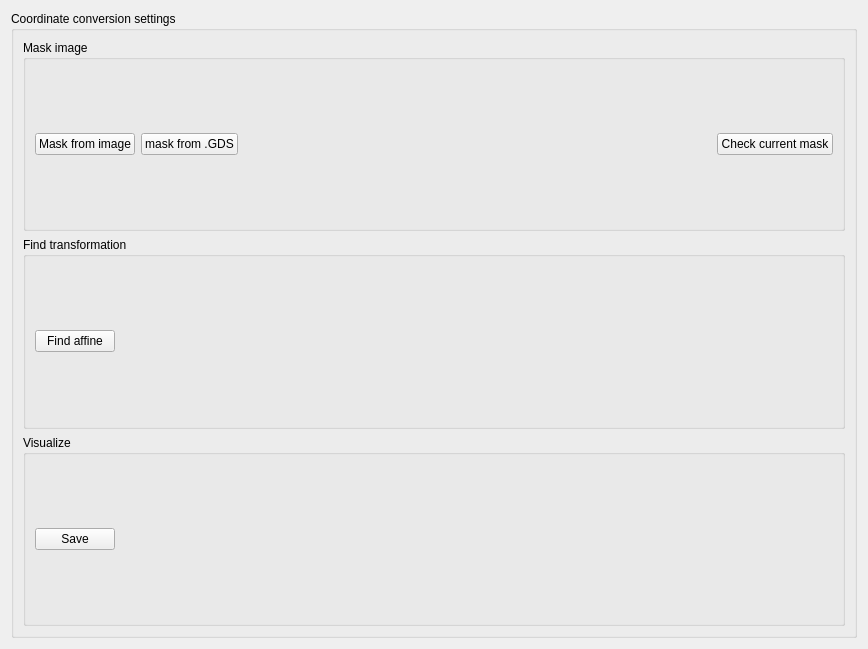
Old version of the form plugins/Affine/Affine_settingsWidget.ui in the repository pyIVLS/pyIVLS.
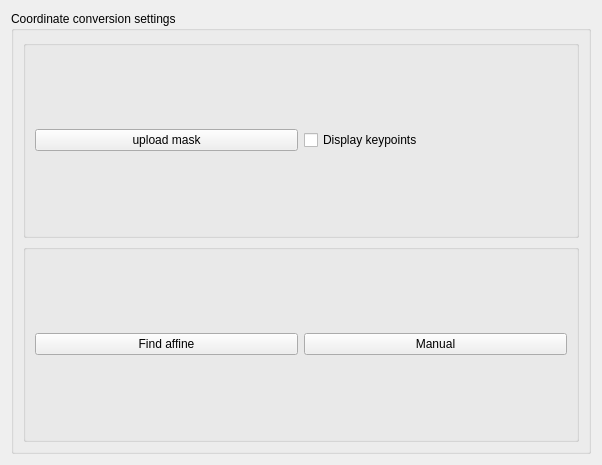
New version of the form.

Commit message:
Add Affine plugin GUI implementation and UI files
- Implemented the AffineGUI class to handle the GUI for the Affine plugin.
- Integrated functionality for loading and displaying images and masks.
- Added signal handling for logging messages and updating the UI based on user interactions.
- Created the Affine_MDIWidget UI file to define the layout for displaying graphics views for GDS and Camera.
-Format and lint

Patch:
```diff
--- a/plugins/Affine/Affine_settingsWidget.ui
+++ b/plugins/Affine/Affine_settingsWidget.ui
@@ -6,8 +6,8 @@
    <rect>
     <x>0</x>
     <y>0</y>
-    <width>868</width>
-    <height>649</height>
+    <width>602</width>
+    <height>465</height>
    </rect>
   </property>
   <property name="sizePolicy">
@@ -29,47 +29,20 @@
       <item>
        <widget class="QGroupBox" name="maskBox">
         <property name="title">
-         <string>Mask image</string>
+         <string/>
         </property>
         <layout class="QHBoxLayout" name="horizontalLayout_2">
          <item>
           <widget class="QPushButton" name="maskButton">
            <property name="text">
-            <string>Mask from image</string>
+            <string>upload mask</string>
            </property>
           </widget>
          </item>
          <item>
-          <widget class="QPushButton" name="maskGdsButton">
+          <widget class="QCheckBox" name="dispKP">
            <property name="text">
-            <string>mask from .GDS</string>
-           </property>
-          </widget>
-         </item>
-         <item>
-          <widget class="QLabel" name="maskLabel">
-           <property name="text">
-            <string/>
-           </property>
-          </widget>
-         </item>
-         <item>
-          <spacer name="horizontalSpacer">
-           <property name="orientation">
-            <enum>Qt::Horizontal</enum>
-           </property>
-           <property name="sizeHint" stdset="0">
-            <size>
-             <width>40</width>
-             <height>20</height>
-            </size>
-           </property>
-          </spacer>
-         </item>
-         <item>
-          <widget class="QPushButton" name="checkMaskButton">
-           <property name="text">
-            <string>Check current mask</string>
+            <string>Display keypoints</string>
            </property>
           </widget>
          </item>
@@ -79,7 +52,7 @@
       <item>
        <widget class="QGroupBox" name="affineBox">
         <property name="title">
-         <string>Find transformation</string>
+         <string/>
         </property>
         <layout class="QHBoxLayout" name="horizontalLayout">
          <item>
@@ -90,53 +63,11 @@
           </widget>
          </item>
          <item>
-          <widget class="QLabel" name="affineLabel">
+          <widget class="QPushButton" name="manualButton">
            <property name="text">
-            <string/>
+            <string>Manual</string>
            </property>
           </widget>
-         </item>
-         <item>
-          <spacer name="horizontalSpacer_2">
-           <property name="orientation">
-            <enum>Qt::Horizontal</enum>
-           </property>
-           <property name="sizeHint" stdset="0">
-            <size>
-             <width>40</width>
-             <height>20</height>
-            </size>
-           </property>
-          </spacer>
-         </item>
-        </layout>
-       </widget>
-      </item>
-      <item>
-       <widget class="QGroupBox" name="saveBox">
-        <property name="title">
-         <string>Visualize</string>
-        </property>
-        <layout class="QHBoxLayout" name="horizontalLayout_3">
-         <item>
-          <widget class="QPushButton" name="saveButton">
-           <property name="text">
-            <string>Save</string>
-           </property>
-          </widget>
-         </item>
-         <item>
-          <spacer name="horizontalSpacer_3">
-           <property name="orientation">
-            <enum>Qt::Horizontal</enum>
-           </property>
-           <property name="sizeHint" stdset="0">
-            <size>
-             <width>40</width>
-             <height>20</height>
-            </size>
-           </property>
-          </spacer>
          </item>
         </layout>
        </widget>
```
The commit also changes 19 other files.
